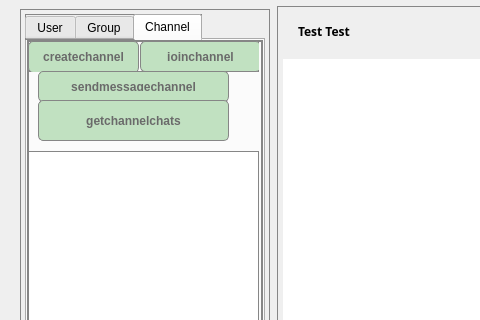
Old version of the form homepage.ui in the repository sanazshokrzadeh/Messanger_throw_10; both pictures show x 0 to 480 and y 0 to 320 of the 1090 by 679 pixel window.
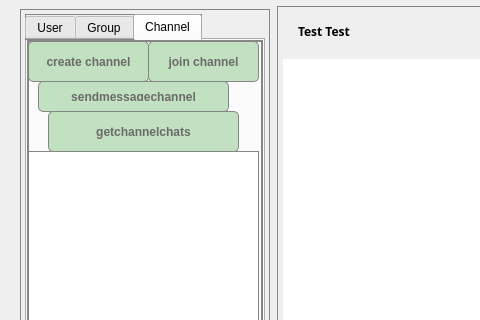
New version of the form. The open tabs and pages were chosen to show the change. Icons and pictures are not drawn.

Commit message: kimia fixed file handling , i created new classes for create and joining channels and groups,QMessageBoxes for sending errors,file handling whithout ticking only wirks while online

Patch:
```diff
--- a/homepage.ui
+++ b/homepage.ui
@@ -192,42 +192,6 @@
        <attribute name="title">
         <string>Channel</string>
        </attribute>
-       <widget class="QWidget" name="widget_5" native="true">
-        <property name="geometry">
-         <rect>
-          <x>0</x>
-          <y>0</y>
-          <width>231</width>
-          <height>31</height>
-         </rect>
-        </property>
-        <widget class="QPushButton" name="pushButtonaddchannel">
-         <property name="geometry">
-          <rect>
-           <x>0</x>
-           <y>0</y>
-           <width>111</width>
-           <height>32</height>
-          </rect>
-         </property>
-         <property name="text">
-          <string>createchannel</string>
-         </property>
-        </widget>
-        <widget class="QPushButton" name="pushButton_2">
-         <property name="geometry">
-          <rect>
-           <x>112</x>
-           <y>0</y>
-           <width>121</width>
-           <height>31</height>
-          </rect>
-         </property>
-         <property name="text">
-          <string>joinchannel</string>
-         </property>
-        </widget>
-       </widget>
        <widget class="QListWidget" name="channelListWidget">
         <property name="geometry">
          <rect>
@@ -238,11 +202,37 @@
          </rect>
         </property>
        </widget>
+       <widget class="QPushButton" name="pushButton_createchannel_on_homepage">
+        <property name="geometry">
+         <rect>
+          <x>0</x>
+          <y>0</y>
+          <width>121</width>
+          <height>41</height>
+         </rect>
+        </property>
+        <property name="text">
+         <string>create channel</string>
+        </property>
+       </widget>
+       <widget class="QPushButton" name="pushButton_joinchannel_on_homepage">
+        <property name="geometry">
+         <rect>
+          <x>120</x>
+          <y>0</y>
+          <width>111</width>
+          <height>41</height>
+         </rect>
+        </property>
+        <property name="text">
+         <string>join channel</string>
+        </property>
+       </widget>
        <widget class="QPushButton" name="pushButton_3">
         <property name="geometry">
          <rect>
           <x>10</x>
-          <y>30</y>
+          <y>40</y>
           <width>191</width>
           <height>31</height>
          </rect>
@@ -254,8 +244,8 @@
        <widget class="QPushButton" name="pushButton_4">
         <property name="geometry">
          <rect>
-          <x>10</x>
-          <y>59</y>
+          <x>20</x>
+          <y>70</y>
           <width>191</width>
           <height>41</height>
          </rect>
```
Left out of the diff: 44 changed lines with no effect on the pictures. The commit also changes 28 other files.
